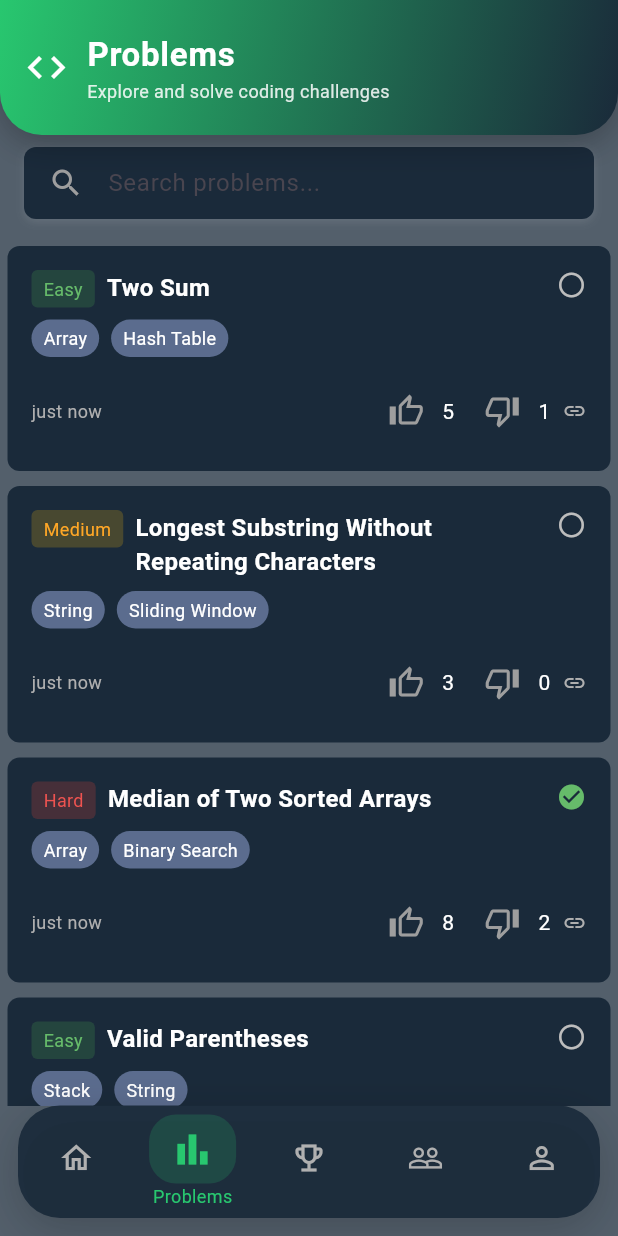
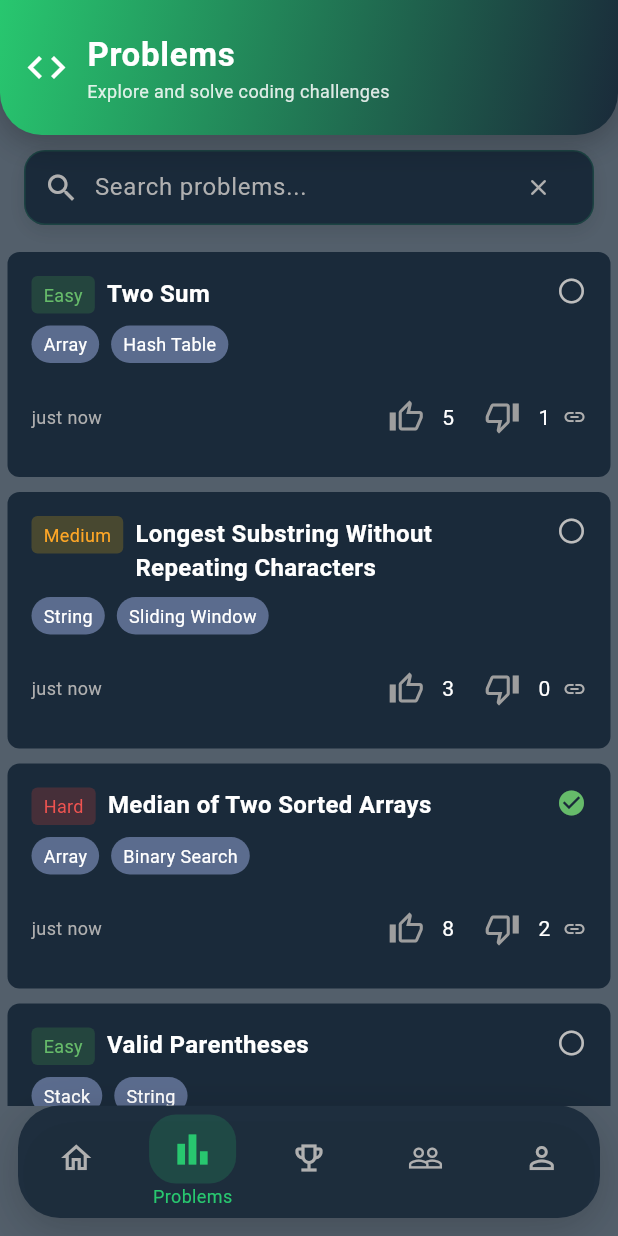
Before and after one commit to Bereke1t2/cpd-hub, a Flutter app: the screen it shows after launch, after a tap on "Problems", on a phone screen of 412 x 824 dp. Run offline on Flutter 3.47's test engine with Material 3 defaults, Android fonts, the phone set to English and light mode, and no system bars; our stand-ins replace bloc, dartz, equatable, flutter_bloc, internet_connection_checker; network calls fail.

Commit message:
Polish UI for users/contests/problems/home widgets

```diff
--- a/lib/future/main/presentation/page/problems_page.dart
+++ b/lib/future/main/presentation/page/problems_page.dart
@@ -8,7 +8,7 @@ import 'package:lab_portal/future/main/presentation/di/main_di.dart';
 import '../widget/problem_container.dart';
 
 class ProblemsPage extends StatelessWidget {
-  ProblemsPage({super.key});
+  const ProblemsPage({super.key});
 
   @override
   Widget build(BuildContext context) {
@@ -18,30 +18,52 @@ class ProblemsPage extends StatelessWidget {
         selectedIndex: 1,
         title: 'Problems',
         subtitle: 'Explore and solve coding challenges',
-        body: Column(
+        body: LayoutBuilder(
+          builder: (context, constraints) {
+            final maxWidth = constraints.maxWidth;
+            final isWide = maxWidth >= 1000;
+            final contentWidth = isWide ? 980.0 : maxWidth;
+
+            return Align(
+              alignment: Alignment.topCenter,
+              child: ConstrainedBox(
+                constraints: BoxConstraints(maxWidth: contentWidth),
+                child: Column(
                   children: [
                     SearchBox(
-              hintText: "Search problems...",
-              onChanged: (value) =>
-                  context.read<ProblemsBloc>().add(ProblemsSearchChanged(value)),
+                      hintText: 'Search problems...',
+                      onChanged: (value) => context
+                          .read<ProblemsBloc>()
+                          .add(ProblemsSearchChanged(value)),
                     ),
-            const SizedBox(height: 10),
+                    const SizedBox(height: 4),
                     Expanded(
                       child: BlocBuilder<ProblemsBloc, ProblemsState>(
                         builder: (context, state) {
-                  if (state is ProblemsLoading || state is ProblemsInitial) {
-                    return const Center(child: CircularProgressIndicator());
+                          if (state is ProblemsLoading ||
+                              state is ProblemsInitial) {
+                            return const Center(
+                              child: CircularProgressIndicator(),
+                            );
                           }
                           if (state is ProblemsError) {
-                    return Center(child: Text(state.message));
+                            return Center(
+                              child: Padding(
+                                padding: const EdgeInsets.all(16),
+                                child: Text(state.message),
+                              ),
+                            );
                           }
 
                           final problems = (state as ProblemsLoaded).problems;
                           if (problems.isEmpty) {
-                    return const Center(child: Text('No problems found'));
+                            return const Center(
+                              child: Text('No problems found'),
+                            );
                           }
 
                           return ListView.builder(
+                            padding: const EdgeInsets.only(top: 4, bottom: 12),
                             itemCount: problems.length,
                             itemBuilder: (context, index) {
                               final p = problems[index];
@@ -63,5 +85,9 @@ class ProblemsPage extends StatelessWidget {
                 ),
               ),
             );
+          },
+        ),
+      ),
+    );
   }
 }
--- a/lib/future/main/presentation/widget/info_box.dart
+++ b/lib/future/main/presentation/widget/info_box.dart
@@ -4,39 +4,74 @@ import 'package:lab_portal/core/ui_constants.dart';
 class InfoBox extends StatelessWidget {
   final String title;
   final String description;
-  const InfoBox({super.key, required this.title, required this.description  });
+  const InfoBox({super.key, required this.title, required this.description});
+
+  IconData _iconForTitle(String title) {
+    final t = title.toLowerCase();
+    if (t.contains('contest')) return Icons.emoji_events_outlined;
+    if (t.contains('problem')) return Icons.bolt_outlined;
+    return Icons.info_outline;
+  }
 
   @override
   Widget build(BuildContext context) {
     return Container(
       width: double.infinity,
       padding: const EdgeInsets.all(16.0),
-      margin: const EdgeInsets.only(bottom: 16.0 , left: 16.0 , right: 16.0),
+      margin: const EdgeInsets.only(bottom: 16.0, left: 16.0, right: 16.0),
       decoration: BoxDecoration(
         color: UiConstants.infoBackgroundColor,
-        borderRadius: BorderRadius.circular(8.0),
+        borderRadius: BorderRadius.circular(16.0),
+        border: Border.all(
+          color: UiConstants.primaryButtonColor.withOpacity(0.14),
         ),
+        boxShadow: [
+          BoxShadow(
+            color: Colors.black.withOpacity(0.10),
+            blurRadius: 12.0,
+            offset: const Offset(0, 4),
+          ),
+        ],
+      ),
+      child: Row(
+        crossAxisAlignment: CrossAxisAlignment.start,
+        children: [
+          Container(
+            padding: const EdgeInsets.all(10),
+            decoration: BoxDecoration(
+              color: UiConstants.primaryButtonColor.withOpacity(0.12),
+              borderRadius: BorderRadius.circular(14),
+            ),
+            child: Icon(
+              _iconForTitle(title),
+              color: UiConstants.primaryButtonColor,
+            ),
+          ),
+          const SizedBox(width: 12),
+          Expanded(
             child: Column(
               crossAxisAlignment: CrossAxisAlignment.start,
               children: [
                 Text(
                   title,
-            softWrap: true,
+                  maxLines: 1,
+                  overflow: TextOverflow.ellipsis,
                   style: const TextStyle(
                     color: UiConstants.problemTextColor,
-              fontSize: 20,
+                    fontSize: 16,
                     fontWeight: FontWeight.bold,
                   ),
                 ),
                 const SizedBox(height: 8.0),
                 Text(
                   description,
-            softWrap: true,
-            // overflow: TextOverflow.visible, // (optional)
-            // textAlign: TextAlign.start,     // (optional)
                   style: const TextStyle(
                     color: UiConstants.subtitleTextColor,
-              fontSize: 16,
+                    fontSize: 14,
+                    height: 1.3,
+                  ),
+                ),
+              ],
             ),
           ),
         ],
--- a/lib/future/main/presentation/widget/problem_box.dart
+++ b/lib/future/main/presentation/widget/problem_box.dart
@@ -8,47 +8,65 @@ class ProblemBox extends StatelessWidget {
 
   @override
   Widget build(BuildContext context) {
+    final diff = difficulty.toLowerCase();
+    final bg = diff == 'easy'
+        ? UiConstants.easyProblemColor
+        : diff == 'medium'
+            ? UiConstants.mediumProblemColor
+            : UiConstants.hardProblemColor;
+    final fg = diff == 'easy'
+        ? Colors.green.shade400
+        : diff == 'medium'
+            ? Colors.orange.shade400
+            : Colors.red.shade400;
+
     return Container(
       width: double.infinity,
-      padding: const EdgeInsets.all(16.0),
-      margin: const EdgeInsets.only(bottom: 10.0, left: 5.0, right: 5.0),
+      padding: const EdgeInsets.all(14.0),
+      margin: const EdgeInsets.only(bottom: 10.0, left: 12.0, right: 12.0),
       decoration: BoxDecoration(
         color: UiConstants.infoBackgroundColor,
-        borderRadius: BorderRadius.circular(8.0),
+        borderRadius: BorderRadius.circular(14.0),
+        border: Border.all(
+          color: UiConstants.primaryButtonColor.withOpacity(0.12),
+        ),
+        boxShadow: [
+          BoxShadow(
+            color: Colors.black.withOpacity(0.08),
+            blurRadius: 10,
+            offset: const Offset(0, 4),
+          ),
+        ],
       ),
       child: Row(
-        mainAxisAlignment: MainAxisAlignment.spaceBetween,
         children: [
-          Text(
-            title.length > 30 ? '${title.substring(0, 30)}...' : title,
-            softWrap: true,
-            style: const TextStyle(
-              color: UiConstants.problemTextColor,
-              fontSize: 16,
-              fontWeight: FontWeight.bold,
+          Expanded(
+            child: Text(
+              title,
+              maxLines: 1,
+              overflow: TextOverflow.ellipsis,
+              style: const TextStyle(
+                color: UiConstants.problemTextColor,
+                fontSize: 14.5,
+                fontWeight: FontWeight.w700,
+              ),
             ),
           ),
-          const SizedBox(height: 8.0),
+          const SizedBox(width: 10),
           Container(
-            padding: const EdgeInsets.symmetric(vertical: 4.0, horizontal: 8.0),
+            padding: const EdgeInsets.symmetric(vertical: 6.0, horizontal: 10.0),
             decoration: BoxDecoration(
-              color: difficulty.toLowerCase() == 'easy'
-                  ? UiConstants.easyProblemColor
-                  : difficulty.toLowerCase() == 'medium'
-                  ? UiConstants.mediumProblemColor
-                  : UiConstants.hardProblemColor,
-              borderRadius: BorderRadius.circular(4.0),
+              color: bg,
+              borderRadius: BorderRadius.circular(999),
+              border: Border.all(color: fg.withOpacity(0.35)),
             ),
             child: Text(
               difficulty,
               textAlign: TextAlign.center,
               style: TextStyle(
-                color: difficulty.toLowerCase() == 'easy'
-                    ? Colors.green.shade400
-                    : difficulty.toLowerCase() == 'medium'
-                    ? Colors.orange.shade400
-                    : Colors.red.shade400,
+                color: fg,
                 fontSize: 12.0,
+                fontWeight: FontWeight.w700,
               ),
             ),
           ),
--- a/lib/future/main/presentation/widget/search.dart
+++ b/lib/future/main/presentation/widget/search.dart
@@ -9,27 +9,50 @@ class SearchBox extends StatelessWidget {
   @override
   Widget build(BuildContext context) {
     return Container(
-      margin: const EdgeInsets.symmetric(horizontal: 16.0, vertical: 8.0),
-      padding: const EdgeInsets.symmetric(horizontal: 16.0),
+      margin: const EdgeInsets.symmetric(horizontal: 16.0, vertical: 10.0),
+      padding: const EdgeInsets.symmetric(horizontal: 12.0),
       decoration: BoxDecoration(
         color: UiConstants.infoBackgroundColor,
-        borderRadius: BorderRadius.circular(8.0),
+        borderRadius: BorderRadius.circular(14.0),
+        border: Border.all(
+          color: UiConstants.primaryButtonColor.withOpacity(0.16),
+        ),
         boxShadow: [
           BoxShadow(
-            color: Colors.white.withOpacity(0.1),
-            blurRadius: 4.0,
-            offset: const Offset(0, 2),
+            color: Colors.black.withOpacity(0.10),
+            blurRadius: 10.0,
+            offset: const Offset(0, 4),
           ),
         ],
       ),
+      child: Row(
+        children: [
+          const Icon(Icons.search, color: UiConstants.subtitleTextColor),
+          const SizedBox(width: 10),
+          Expanded(
             child: TextField(
               onChanged: onChanged,
-        style: TextStyle(color: UiConstants.mainTextColor),
+              style: const TextStyle(color: UiConstants.mainTextColor),
               decoration: InputDecoration(
                 hintText: hintText,
+                hintStyle: const TextStyle(color: UiConstants.subtitleTextColor),
                 border: InputBorder.none,
-          icon: const Icon(Icons.search, color: Colors.grey),
+                isDense: true,
               ),
+            ),
+          ),
+          IconButton(
+            tooltip: 'Clear',
+            onPressed: () {
+              FocusScope.of(context).unfocus();
+            },
+            icon: const Icon(
+              Icons.close_rounded,
+              size: 18,
+              color: UiConstants.subtitleTextColor,
+            ),
+          ),
+        ],
       ),
     );
   }
```
Also changed, not shown: lib/future/main/presentation/page/contest_page.dart (+48 -42 lines), lib/future/main/presentation/page/users_page.dart (+9 -9 lines), lib/future/main/presentation/widget/bar_box.dart (+36 -10 lines). Lines whose indentation alone changed are shown as unchanged.
